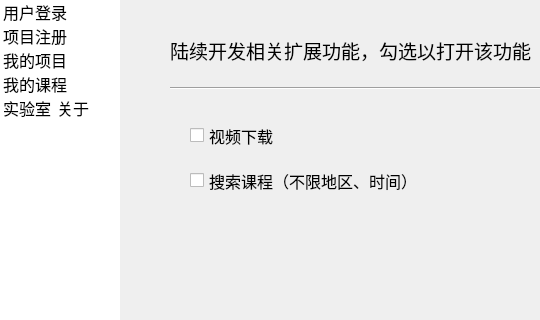
First picture: the form in ui/MainWindow.ui, repository MrBeike/WebCourse-QTGUI, before the edit; both pictures show x 0 to 540 and y 0 to 320 of the 800 by 600 pixel window.
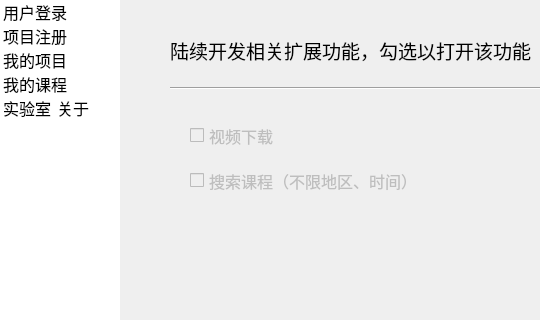
Second picture: the form after the edit. The open tabs and pages were chosen to show the change. Icons and pictures are not drawn.

What changed in the file:
```diff
--- a/ui/MainWindow.ui
+++ b/ui/MainWindow.ui
@@ -481,6 +481,9 @@
     </widget>
     <widget class="QWidget" name="lab_page">
      <widget class="QCheckBox" name="download_checkBox">
+      <property name="enabled">
+       <bool>false</bool>
+      </property>
       <property name="geometry">
        <rect>
         <x>70</x>
@@ -512,6 +515,9 @@
       </property>
      </widget>
      <widget class="QCheckBox" name="search_checkBox">
+      <property name="enabled">
+       <bool>false</bool>
+      </property>
       <property name="geometry">
        <rect>
         <x>70</x>
```
Left out of the diff: 2 changed lines with no effect on the pictures.
